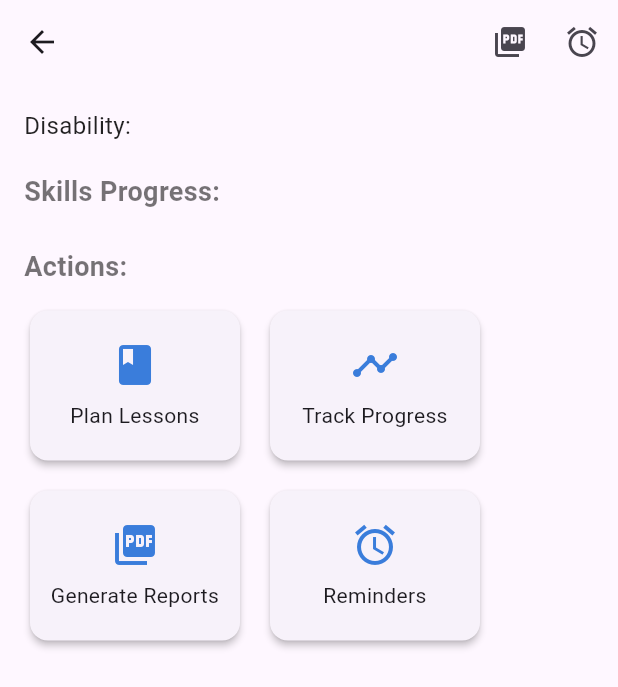
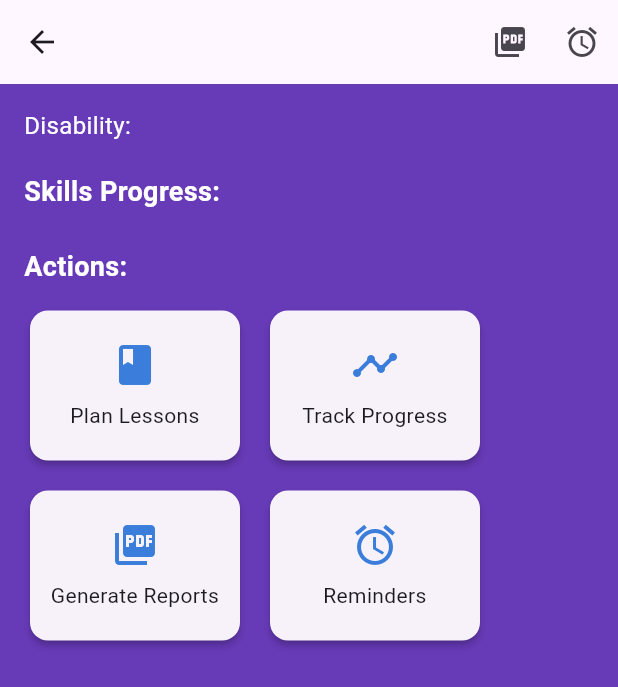
Before and after one commit to Quincy1738/Transistion1242, a Flutter app: the StudentProfileScreen screen opened directly with empty values, on a phone screen of 412 x 824 dp. Shown: the top 687 px of the screen. Run offline on Flutter 3.47's test engine with Material 3 defaults, Android fonts, the phone set to English and light mode, and no system bars; our stand-ins replace fl_chart, flutter_local_notifications, pdf, printing, shared_preferences, sqflite and 2 more; accounts and stored records are empty.

Commit message:
Update student_profile.dart

```diff
--- a/lib/screens/student_profile.dart
+++ b/lib/screens/student_profile.dart
@@ -1,5 +1,3 @@
-// lib/screens/student_profile.dart
-
 import 'package:flutter/material.dart';
 import 'package:transition_curriculum/models/student.dart';
 import 'package:transition_curriculum/services/database_helper.dart';
@@ -13,6 +11,7 @@ class StudentProfileScreen extends StatelessWidget {
   @override
   Widget build(BuildContext context) {
     return Scaffold(
+      backgroundColor: Colors.deepPurple, // Set purple background color
       appBar: AppBar(
         title: Text(student.name),
         actions: [
@@ -52,14 +51,14 @@ class StudentProfileScreen extends StatelessWidget {
             // Student basic info
             Text(
               "Disability: ${student.disability}",
-              style: AppTextStyles.body,
+              style: AppTextStyles.body.copyWith(color: Colors.white),
             ),
             SizedBox(height: 20),
 
             // Skills progress section
             Text(
               "Skills Progress:",
-              style: AppTextStyles.subheader,
+              style: AppTextStyles.subheader.copyWith(color: Colors.white),
             ),
             ...student.skills.entries.map((entry) {
               return Padding(
@@ -67,13 +66,16 @@ class StudentProfileScreen extends StatelessWidget {
                 child: Column(
                   crossAxisAlignment: CrossAxisAlignment.start,
                   children: [
-                    Text("${entry.key} (${entry.value}%)"),
+                    Text(
+                      "${entry.key} (${entry.value}%)",
+                      style: TextStyle(color: Colors.white),
+                    ),
                     SizedBox(height: 4),
                     LinearProgressIndicator(
                       value: entry.value / 100,
                       minHeight: 10,
-                      backgroundColor: Colors.grey[200],
-                      color: AppColors.categoryColors[entry.key]!,
+                      backgroundColor: Colors.grey[300],
+                      color: AppColors.categoryColors[entry.key] ?? Colors.white,
                     ),
                   ],
                 ),
@@ -85,7 +87,7 @@ class StudentProfileScreen extends StatelessWidget {
             // Action cards for the four modules
             Text(
               "Actions:",
-              style: AppTextStyles.subheader,
+              style: AppTextStyles.subheader.copyWith(color: Colors.white),
             ),
             SizedBox(height: 12),
             Wrap(
```
